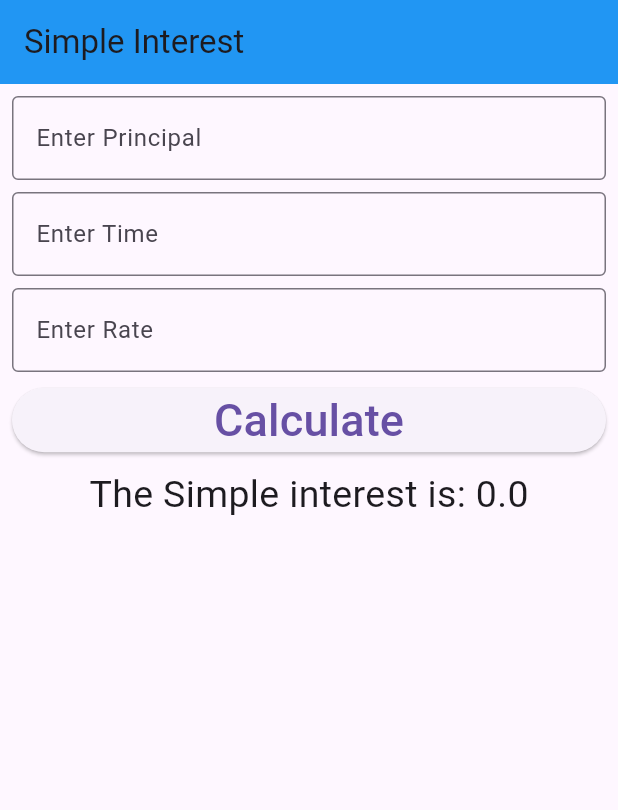
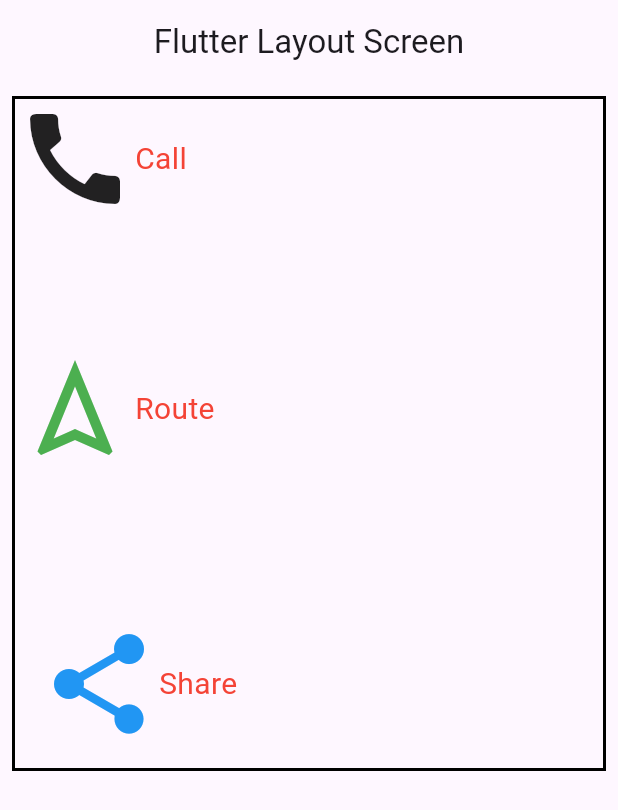
Before and after one commit to Garima-Shrestha/batch35a_flutter_project, a Flutter app: the screen it shows after launch, on a phone screen of 412 x 824 dp. Shown: the top 810 px of the screen. Run offline on Flutter 3.47's test engine with Material 3 defaults, Android fonts, the phone set to English and light mode, and no system bars.

```diff
--- a/lib/app.dart
+++ b/lib/app.dart
@@ -1,6 +1,8 @@
 //stless
 import 'package:flutter/material.dart';
 import 'package:flutter_project/screens/arithmetic_screen.dart';
+import 'package:flutter_project/screens/flutter_layout_screen.dart';
+import 'package:flutter_project/screens/rich_text_screen.dart';
 import 'package:flutter_project/screens/si_screen.dart';
 
 class App extends StatelessWidget {
@@ -9,8 +11,12 @@ class App extends StatelessWidget {
   @override
   Widget build(BuildContext context) {
     return MaterialApp(    // Here, MaterialApp is a built-in class.
-        // home: ArithmeticScreen()
-        home: SimpleInterest()
+        // home: ArithmeticScreen(),
+        // home: SimpleInterest(),
+        // home: RichTextScreen(),
+      home: FlutterLayoutScreen(),
+
+            debugShowCheckedModeBanner: false,    // debug banner hatauna
     );
   }
 }
--- /dev/null
+++ b/lib/screens/flutter_layout_screen.dart
@@ -0,0 +1,106 @@
+import 'package:flutter/material.dart';
+
+class FlutterLayoutScreen extends StatelessWidget {
+  const FlutterLayoutScreen({super.key});
+
+  @override
+  Widget build(BuildContext context) {
+    return Scaffold(
+      appBar: AppBar(title: Text("Flutter Layout Screen"), centerTitle: true),
+
+      // 1 row, 3 columns
+      // body: Padding(
+      //   padding: const EdgeInsets.all(8.0),
+      //   child: Column(
+      //     children: [
+      //       Container(
+      //         height: 150,
+      //         decoration: BoxDecoration(
+      //           border: Border.all(color: Colors.black, width: 2),
+      //         ),
+      //         child: Row(
+      //           children: [
+      //             Column(
+      //               children: [
+      //                 Icon(Icons.call, size: 80),
+      //                 Text("Call", style: TextStyle(fontSize: 20, color: Colors.red)),
+      //               ],
+      //             ),
+      //
+      //             Spacer(),   // to give space
+      //             Column(
+      //               children: [
+      //                 Icon(Icons.navigation_outlined, size: 80, color: Colors.green),
+      //                 Text("Route", style: TextStyle(fontSize: 20, color: Colors.red))
+      //               ],
+      //             ),
+      //
+      //             Spacer(),
+      //             Padding(
+      //               padding: const EdgeInsets.all(16.0),
+      //               child: Column(
+      //                 children: [
+      //                   Icon(Icons.share, size: 80, color: Colors.blue,),
+      //                   Text("Share", style: TextStyle(fontSize: 20, color: Colors.red))
+      //                 ],
+      //               ),
+      //             )
+      //           ],
+      //         ),
+      //       )
+      //     ],
+      //   ),
+      // ),
+
+      // 3 row, 1 columns
+      body: Padding(
+        padding: const EdgeInsets.all(8.0),
+        child: Column(
+          children: [
+            Container(
+              height: 450,
+              decoration: BoxDecoration(
+                border: Border.all(color: Colors.black, width: 2),
+              ),
+              child: Column(
+                children: [
+                  Row(
+                    children: [
+                      Icon(Icons.call, size: 80),
+                      Text("Call", style: TextStyle(fontSize: 20, color: Colors.red)),
+                    ],
+                  ),
+
+                  Spacer(),   // to give space
+                  Row(
+                    children: [
+                      Icon(Icons.navigation_outlined, size: 80, color: Colors.green),
+                      Text("Route", style: TextStyle(fontSize: 20, color: Colors.red))
+                    ],
+                  ),
+
+                  Spacer(),
+                  Padding(
+                    padding: const EdgeInsets.all(16.0),
+                    child: Row(
+                      children: [
+                        Icon(Icons.share, size: 80, color: Colors.blue,),
+                        Text("Share", style: TextStyle(fontSize: 20, color: Colors.red))
+                      ],
+                    ),
+                  )
+                ],
+              ),
+            )
+          ],
+        ),
+      ),
+
+    );
+  }
+}
+
+
+// Container bhitra row bhitra columns
+// Container bhitra child, row bhitra children, column bhitra children
+// Spacer(): to give space
```
Also changed, not shown: lib/screens/arithmetic_screen.dart (+11 -1 lines), lib/screens/rich_text_screen.dart (added, +93 -0 lines), lib/screens/column_screen.dart (added), lib/screens/row_screen.dart (added).
